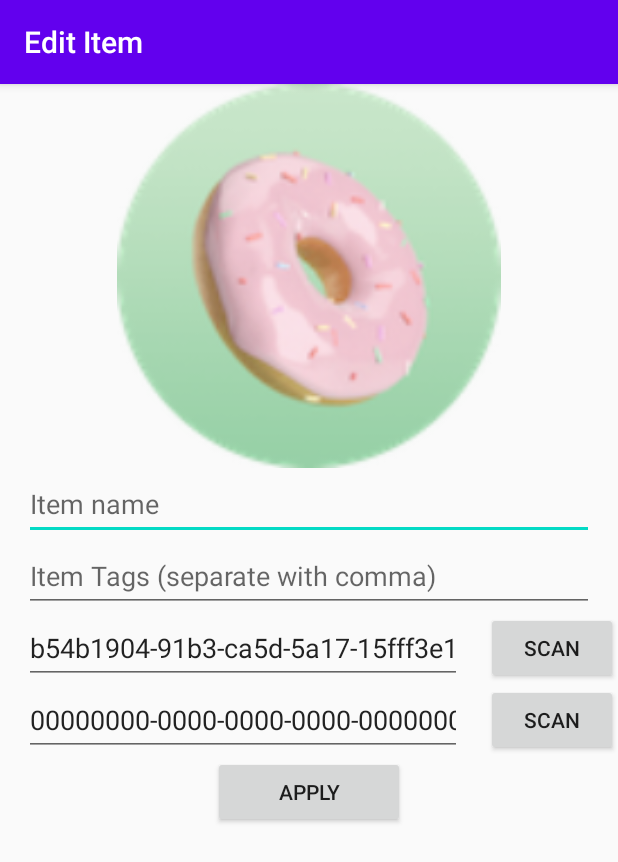
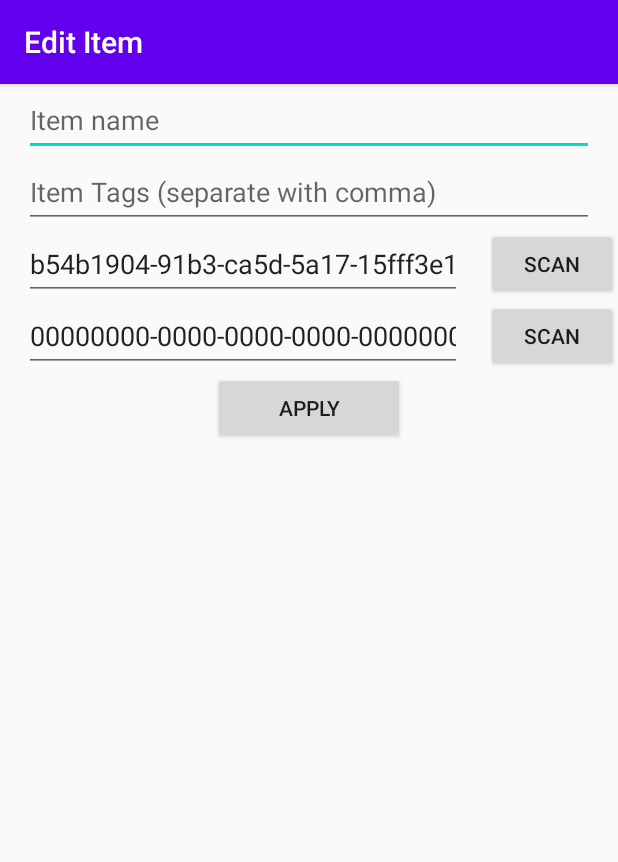
Before and after one commit to Epicalert/thingsearch, an Android app: the EditItem screen opened directly, with no data from a screen before it, on a phone screen of 412 x 824 dp. Shown: the top 862 px of the screen. Run offline under Robolectric (Android 15) with nearby library versions, the phone set to English and light mode, and no system bars; libraries missing offline, so code that uses them is left out: com.google.zxing.integration.

Commit message:
temporarily hide unused imageview
The ImageView in EditItem should be visible again after item images are
actually implemented.

```diff
--- a/app/src/main/res/layout/activity_edit_item.xml
+++ b/app/src/main/res/layout/activity_edit_item.xml
@@ -30,7 +30,8 @@
         android:layout_width="match_parent"
         android:layout_height="256dp"
         android:layout_below="@+id/appbar"
-        android:src="@drawable/donut" />
+        android:src="@drawable/donut"
+        android:visibility="gone"/>
 
     <EditText
         android:id="@+id/name"
```
